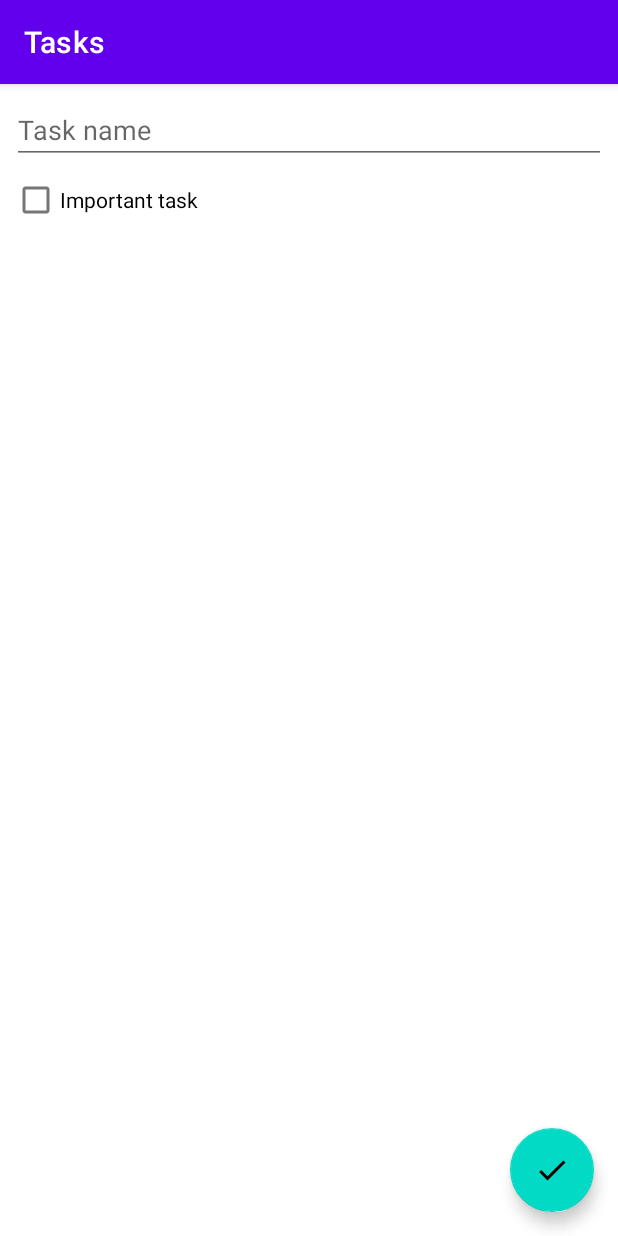
After one commit to vinodpatildev/todo-list, an Android app: the fragment AddEditTaskFragment placed in its activity, on a phone screen of 412 x 824 dp. The commit adds this screen. Run offline under Robolectric (Android 15) with nearby library versions, the phone set to English and light mode, and no system bars; our stand-ins replace Dagger/Hilt's generated code, Room's generated code, navigation-ui; libraries missing offline, so code that uses them is left out: androidx.hilt, androidx.hilt.lifecycle; 2 statements that could not run were skipped.

Commit message:
Functionality of AddEditTaskFragment is added with navigation components.

```diff
--- a/app/src/main/java/com/vinodpatildev/todo/ui/MainActivity.kt
+++ b/app/src/main/java/com/vinodpatildev/todo/ui/MainActivity.kt
@@ -2,13 +2,27 @@
 
 import androidx.appcompat.app.AppCompatActivity
 import android.os.Bundle
+import androidx.navigation.NavController
+import androidx.navigation.fragment.NavHostFragment
+import androidx.navigation.fragment.findNavController
+import androidx.navigation.ui.setupActionBarWithNavController
 import com.vinodpatildev.todo.R
 import dagger.hilt.android.AndroidEntryPoint
 
 @AndroidEntryPoint
 class MainActivity : AppCompatActivity() {
+    private lateinit var navController: NavController
     override fun onCreate(savedInstanceState: Bundle?) {
         super.onCreate(savedInstanceState)
         setContentView(R.layout.activity_main)
+
+        val navHostFragment = supportFragmentManager.findFragmentById(R.id.nav_host_fragment) as NavHostFragment
+        navController = navHostFragment.findNavController()
+
+        setupActionBarWithNavController(navController)
+    }
+
+    override fun onSupportNavigateUp(): Boolean {
+        return navController.navigateUp() || super.onSupportNavigateUp()
     }
 }
--- /dev/null
+++ b/app/src/main/java/com/vinodpatildev/todo/ui/addedittask/AddEditTaskFragment.kt
@@ -0,0 +1,31 @@
+package com.vinodpatildev.todo.ui.addedittask
+
+import android.os.Bundle
+import android.view.View
+import androidx.core.view.isVisible
+import androidx.fragment.app.Fragment
+import androidx.fragment.app.viewModels
+import com.vinodpatildev.todo.R
+import com.vinodpatildev.todo.databinding.FragmentAddEditTaskBinding
+import dagger.hilt.android.AndroidEntryPoint
+
+@AndroidEntryPoint
+class AddEditTaskFragment : Fragment(R.layout.fragment_add_edit_task) {
+
+    private val viewModel: AddEditTaskViewModel by viewModels()
+
+    override fun onViewCreated(view: View, savedInstanceState: Bundle?) {
+        super.onViewCreated(view, savedInstanceState)
+
+        val binding = FragmentAddEditTaskBinding.bind(view)
+
+        binding.apply {
+            editTextTaskName.setText(viewModel.taskName)
+            checkBoxImportant.isChecked = viewModel.taskImportant
+            checkBoxImportant.jumpDrawablesToCurrentState()
+            textViewDateCreated.isVisible = viewModel.task != null
+            textViewDateCreated.text = "Created: ${viewModel.task?.createdDateFormatted}"
+        }
+    }
+
+}
--- /dev/null
+++ b/app/src/main/java/com/vinodpatildev/todo/ui/addedittask/AddEditTaskViewModel.kt
@@ -0,0 +1,29 @@
+package com.vinodpatildev.todo.ui.addedittask
+
+import androidx.hilt.Assisted
+import androidx.hilt.lifecycle.ViewModelInject
+import androidx.lifecycle.SavedStateHandle
+import androidx.lifecycle.ViewModel
+import com.vinodpatildev.todo.data.Task
+import com.vinodpatildev.todo.data.TaskDao
+
+class AddEditTaskViewModel @ViewModelInject constructor(
+    private val taskDao: TaskDao,
+    @Assisted private val state: SavedStateHandle
+) : ViewModel() {
+
+    val task = state.get<Task>("task")
+
+    var taskName = state.get<String>("taskName") ?: task?.name ?: ""
+        set(value) {
+            field = value
+            state.set("taskName",value)
+        }
+
+    var taskImportant = state.get<Boolean>("taskImportant") ?: task?.important ?: false
+        set(value) {
+            field = value
+            state.set("taskImportant",value)
+        }
+
+}
--- a/app/src/main/java/com/vinodpatildev/todo/ui/tasks/TasksViewModel.kt
+++ b/app/src/main/java/com/vinodpatildev/todo/ui/tasks/TasksViewModel.kt
@@ -1,9 +1,8 @@
 package com.vinodpatildev.todo.ui.tasks
 
+import androidx.hilt.Assisted
 import androidx.hilt.lifecycle.ViewModelInject
-import androidx.lifecycle.ViewModel
-import androidx.lifecycle.asLiveData
-import androidx.lifecycle.viewModelScope
+import androidx.lifecycle.*
 import com.vinodpatildev.todo.data.PreferencesManager
 import com.vinodpatildev.todo.data.SortOrder
 import com.vinodpatildev.todo.data.Task
@@ -17,9 +16,10 @@
 
 class TasksViewModel @ViewModelInject constructor(
     private val taskDao: TaskDao,
-    private val preferencesManager: PreferencesManager
+    private val preferencesManager: PreferencesManager,
+    @Assisted private val state: SavedStateHandle
     ) : ViewModel() {
-    val searchQuery = MutableStateFlow<String>("")
+    val searchQuery = state.getLiveData("searchQuery","")
 
     val preferencesFlow = preferencesManager.preferencesFlow
 
@@ -27,7 +27,7 @@
     val tasksEvent = tasksEventChannel.receiveAsFlow()
 
     private val tasksFlow = combine(
-        searchQuery,
+        searchQuery.asFlow(),
         preferencesFlow
     ) { query, filterPreferences ->
         Pair(query, filterPreferences)
@@ -42,8 +42,8 @@
     }
     val tasks = tasksFlow.asLiveData()
 
-    fun onTaskSelected(task: Task) {
-
+    fun onTaskSelected(task: Task) = viewModelScope.launch {
+        tasksEventChannel.send(TasksEvent.NavigateToEditTaskScreen(task))
     }
 
     fun onTaskCheckedChanged(task: Task, isChecked: Boolean) {
@@ -61,7 +61,13 @@
         taskDao.insert(task)
     }
 
+    fun onFabAddTaskClick()  = viewModelScope.launch {
+        tasksEventChannel.send(TasksEvent.NavigateToAddTaskScreen)
+    }
+
     sealed class TasksEvent {
+        object NavigateToAddTaskScreen : TasksEvent()
+        data class NavigateToEditTaskScreen(val task: Task) : TasksEvent()
         data class ShowUndoDeleteTaskMessage(val task: Task) : TasksEvent()
     }
 
--- /dev/null
+++ b/app/src/main/java/com/vinodpatildev/todo/util/Utils.kt
@@ -0,0 +1,4 @@
+package com.vinodpatildev.todo.util
+
+val <T> T.exhaustive: T
+    get() = this
--- a/app/src/main/res/layout/fragment_add_edit_task.xml
+++ b/app/src/main/res/layout/fragment_add_edit_task.xml
@@ -2,7 +2,9 @@
 <androidx.coordinatorlayout.widget.CoordinatorLayout xmlns:android="http://schemas.android.com/apk/res/android"
     android:layout_width="match_parent"
     android:layout_height="match_parent"
-    xmlns:tools="http://schemas.android.com/tools">
+    xmlns:tools="http://schemas.android.com/tools"
+    tools:context=".ui.addedittask.AddEditTaskFragment"
+    >
 
 
     <LinearLayout
--- a/app/src/main/res/navigation/nav_graph.xml
+++ b/app/src/main/res/navigation/nav_graph.xml
@@ -8,6 +8,24 @@
     <fragment
         android:id="@+id/tasksFragment"
         android:name="com.vinodpatildev.todo.ui.tasks.TasksFragment"
-        android:label="fragment_tasks"
-        tools:layout="@layout/fragment_tasks" />
+        android:label="Tasks"
+        tools:layout="@layout/fragment_tasks">
+        <action
+            android:id="@+id/action_tasksFragment_to_addEditTaskFragment"
+            app:destination="@id/addEditTaskFragment" />
+    </fragment>
+    <fragment
+        android:id="@+id/addEditTaskFragment"
+        android:name="com.vinodpatildev.todo.ui.addedittask.AddEditTaskFragment"
+        android:label="{title}"
+        tools:layout="@layout/fragment_add_edit_task" >
+        <argument
+            android:name="task"
+            app:argType="com.vinodpatildev.todo.data.Task"
+            app:nullable="true"
+            android:defaultValue="@null" />
+        <argument
+            android:name="title"
+            app:argType="string" />
+    </fragment>
 </navigation>
```
Also changed, not shown: app/src/main/java/com/vinodpatildev/todo/ui/tasks/TasksFragment.kt (+14 -1 lines).
